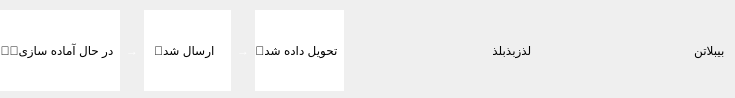
Old version of the form FOOD/orderitemwidget.ui in the repository pooratho/FOOD.
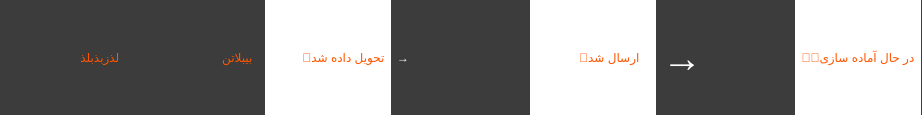
New version of the form.

Commit message: order status list widget fixed

```diff
--- a/FOOD/orderitemwidget.ui
+++ b/FOOD/orderitemwidget.ui
@@ -6,32 +6,57 @@
    <rect>
     <x>0</x>
     <y>0</y>
-    <width>735</width>
-    <height>98</height>
+    <width>922</width>
+    <height>115</height>
    </rect>
   </property>
   <property name="windowTitle">
    <string>Dialog</string>
   </property>
+  <property name="styleSheet">
+   <string notr="true">background-color: rgb(60, 60, 60);
+font: 12pt &quot;B Farnaz&quot;;
+color: rgb(255, 85, 0);</string>
+  </property>
   <widget class="QWidget" name="horizontalLayoutWidget">
    <property name="geometry">
     <rect>
      <x>0</x>
-     <y>10</y>
-     <width>731</width>
-     <height>81</height>
+     <y>0</y>
+     <width>921</width>
+     <height>115</height>
     </rect>
    </property>
    <layout class="QHBoxLayout" name="horizontalLayout">
     <item>
      <layout class="QHBoxLayout" name="horizontalLayout_2">
       <item>
-       <widget class="QLabel" name="labelPreparing">
+       <widget class="QLabel" name="labelRestaurant">
+        <property name="layoutDirection">
+         <enum>Qt::LayoutDirection::RightToLeft</enum>
+        </property>
+        <property name="text">
+         <string>  لذزبذبلذ</string>
+        </property>
+       </widget>
+      </item>
+      <item>
+       <widget class="QLabel" name="labelFoods">
+        <property name="layoutDirection">
+         <enum>Qt::LayoutDirection::RightToLeft</enum>
+        </property>
+        <property name="text">
+         <string>  بیبلاتن</string>
+        </property>
+       </widget>
+      </item>
+      <item>
+       <widget class="QLabel" name="labelDelivered">
         <property name="styleSheet">
          <string notr="true">background-color: rgb(255, 255, 255);</string>
         </property>
         <property name="text">
-         <string>  در حال آماده سازی🧑‍🍳</string>
+         <string>  تحویل داده شد🤝</string>
         </property>
        </widget>
       </item>
@@ -58,6 +83,17 @@
       </item>
       <item>
        <widget class="QLabel" name="label_6">
+        <property name="font">
+         <font>
+          <family>Segoe UI</family>
+          <pointsize>30</pointsize>
+          <italic>false</italic>
+          <bold>false</bold>
+         </font>
+        </property>
+        <property name="layoutDirection">
+         <enum>Qt::LayoutDirection::LeftToRight</enum>
+        </property>
         <property name="styleSheet">
          <string notr="true">color: rgb(255, 255, 255);
 font: 20pt &quot;Segoe UI&quot;;</string>
@@ -68,37 +104,17 @@
        </widget>
       </item>
       <item>
-       <widget class="QLabel" name="labelDelivered">
+       <widget class="QLabel" name="labelPreparing">
         <property name="styleSheet">
          <string notr="true">background-color: rgb(255, 255, 255);</string>
         </property>
         <property name="text">
-         <string>  تحویل داده شد🤝</string>
+         <string>  در حال آماده سازی🧑‍🍳</string>
         </property>
        </widget>
       </item>
      </layout>
     </item>
-    <item>
-     <widget class="QLabel" name="labelRestaurant">
-      <property name="layoutDirection">
-       <enum>Qt::LayoutDirection::RightToLeft</enum>
-      </property>
-      <property name="text">
-       <string>  لذزبذبلذ</string>
-      </property>
-     </widget>
-    </item>
-    <item>
-     <widget class="QLabel" name="labelFoods">
-      <property name="layoutDirection">
-       <enum>Qt::LayoutDirection::RightToLeft</enum>
-      </property>
-      <property name="text">
-       <string>  بیبلاتن</string>
-      </property>
-     </widget>
-    </item>
    </layout>
   </widget>
  </widget>
```
Left out of the diff: 4 changed lines with no effect on the pictures. The commit also changes 3 other files.
